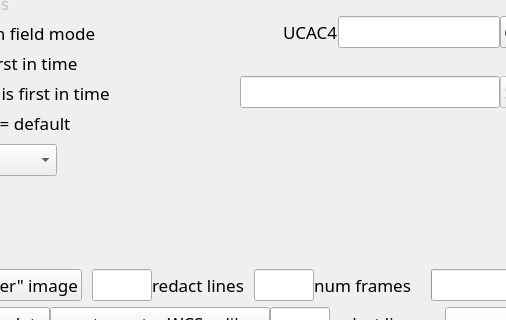
The window that src/pymovie/PyMovie.ui (bob-anderson-ok/pymovie) describes before a commit, drawn with Qt 5; both pictures show x 130 to 636 and y 323 to 643 of the 1072 by 996 pixel window.
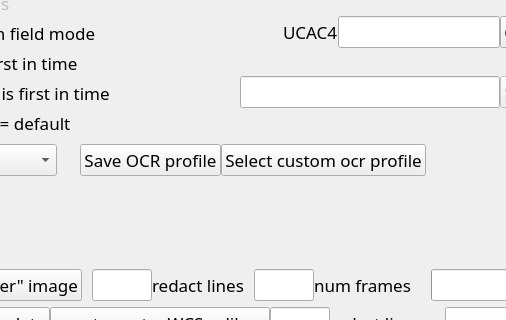
The same window after the commit. Custom widgets are drawn as their Qt base class.

Commit message: checkpoint along the way to a version that saves/restores ocr profiles

Patch:
```diff
--- a/src/pymovie/PyMovie.ui
+++ b/src/pymovie/PyMovie.ui
@@ -933,6 +933,20 @@
              </property>
             </widget>
            </item>
+           <item>
+            <widget class="QPushButton" name="saveProfileButton">
+             <property name="text">
+              <string>Save OCR profile</string>
+             </property>
+            </widget>
+           </item>
+           <item>
+            <widget class="QPushButton" name="loadCustomProfilesButton">
+             <property name="text">
+              <string>Select custom ocr profile</string>
+             </property>
+            </widget>
+           </item>
            <item>
             <spacer name="horizontalSpacer_10">
              <property name="orientation">
```
The commit also changes 5 other files.
